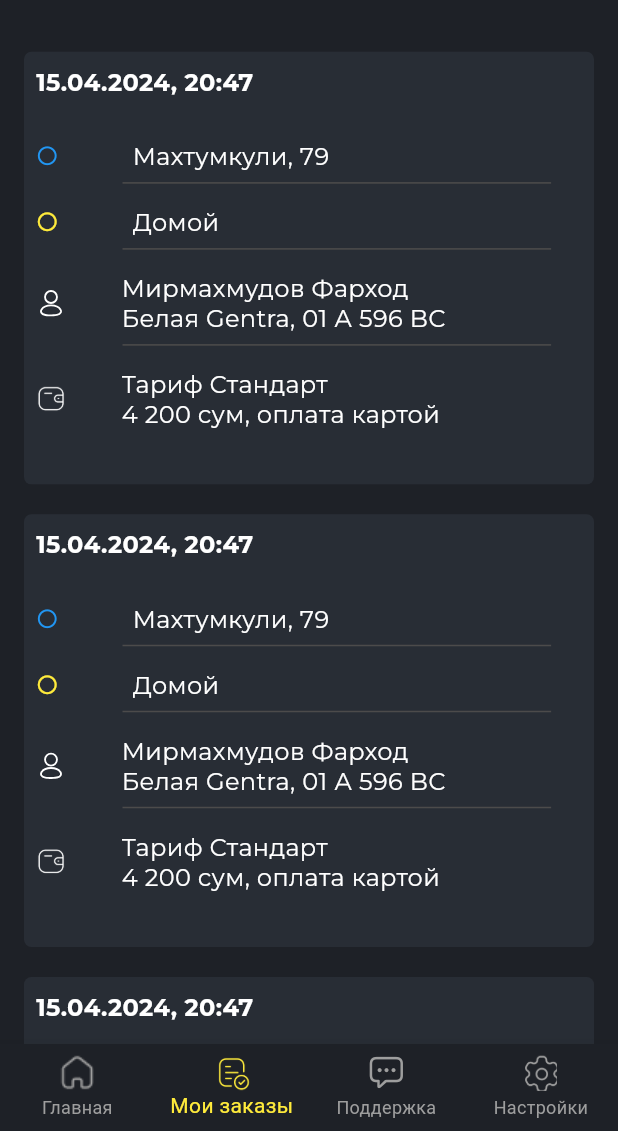
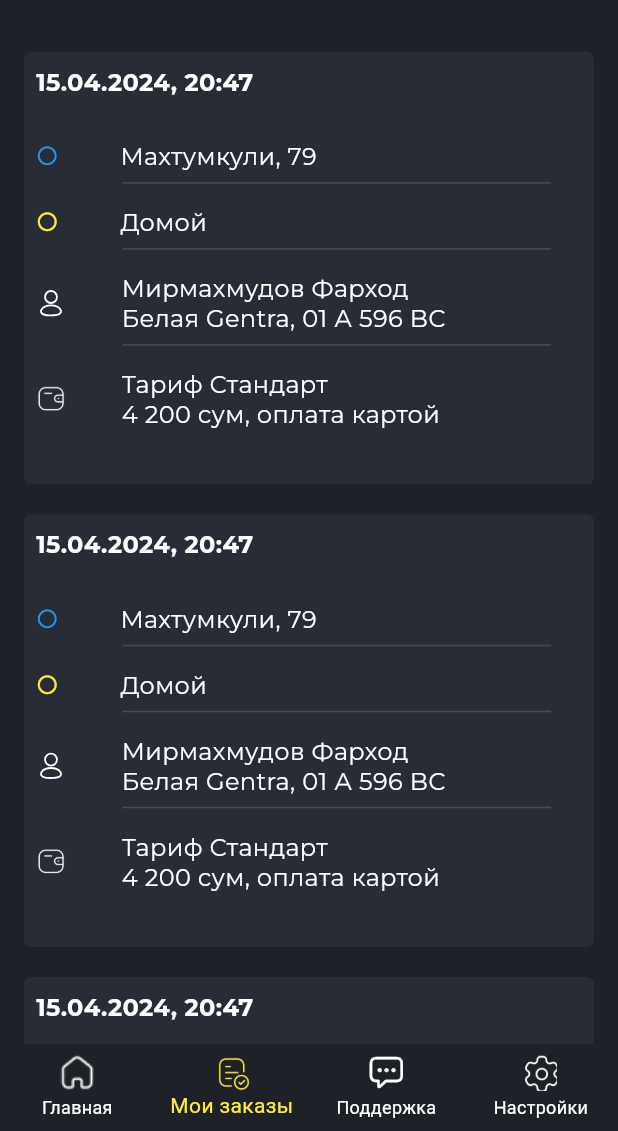
Before and after one commit to Vakhiddev/taxiapp, a Flutter app: the MainScreen screen opened directly, item 2 of the bottom bar chosen, on a phone screen of 412 x 824 dp, the part 105-1236 px from its top. Run offline on Flutter 3.47's test engine with Material 3 defaults, Android fonts, the phone set to English and light mode, and no system bars; drawn by our look-alikes of flutter_advanced_drawer; our stand-ins replace bloc, flutter_bloc, flutter_svg, geolocator, google_fonts, image_picker and 2 more; missing offline and left inert: ripple_wave, yandex_mapkit; project files that could hold a hidden picture were left out.

Commit message:
fixed nav bar and orders

```diff
--- a/lib/custom_widgets/bottom_nav_bar.dart
+++ b/lib/custom_widgets/bottom_nav_bar.dart
@@ -11,32 +11,32 @@ BottomNavigationBar bottomNavigationBar({
     onTap: onTap,
     currentIndex: currentIndex,
     selectedItemColor: Colors.yellow,
-    unselectedItemColor: Colors.grey,
+    unselectedItemColor: Colors.white,
     items: [
       BottomNavigationBarItem(
         icon: ImageIcon(
           const AssetImage("assets/icons/home_icon.png"),
-          color: (currentIndex == 0) ? Colors.yellow : Colors.grey,
+          color: (currentIndex == 0) ? Colors.yellow : Colors.white,
         ),
         label: "Главная",
       ),
       BottomNavigationBarItem(
         icon: ImageIcon(
           const AssetImage("assets/icons/Plagiarism Checker.png"),
-          color: (currentIndex == 1) ? Colors.yellow : Colors.grey,
+          color: (currentIndex == 1) ? Colors.yellow : Colors.white,
         ),
         label: "Мои заказы",
       ),
-      const BottomNavigationBarItem(
+       BottomNavigationBarItem(
         icon: Icon(
-          CupertinoIcons.ellipses_bubble,
+          CupertinoIcons.ellipses_bubble,color: (currentIndex == 2) ? Colors.yellow : Colors.white,
         ),
         label: "Поддержка",
       ),
       BottomNavigationBarItem(
         icon: ImageIcon(
           const AssetImage("assets/icons/Setting.png"),
-          color: (currentIndex == 3) ? Colors.yellow : Colors.grey,
+          color: (currentIndex == 3) ? Colors.yellow : Colors.white,
         ),
         label: "Настройки",
       ),
--- a/lib/custom_widgets/order_card.dart
+++ b/lib/custom_widgets/order_card.dart
@@ -35,7 +35,7 @@ Widget orderCard(
               mainAxisAlignment: MainAxisAlignment.start,
               children: [
                 const Icon(Icons.circle_outlined, color: Colors.blue, size: 15,),
-                SizedBox(width: width * 0.12),
+                SizedBox(width: width * 0.1),
                 Expanded(
                   child: TextContainer(
                     street,
@@ -54,7 +54,7 @@ Widget orderCard(
               mainAxisAlignment: MainAxisAlignment.start,
               children: [
                 const Icon(Icons.circle_outlined, color: Colors.yellow, size: 15,),
-                SizedBox(width: width * 0.12),
+                SizedBox(width: width * 0.10),
                 Expanded(
                   child: TextContainer(
                     home,
```
